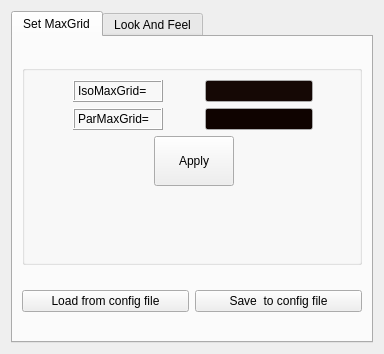
Above: ui_forms/parametersoptions.ui from parisolab/mathmod before the change. Below: the same form after it.
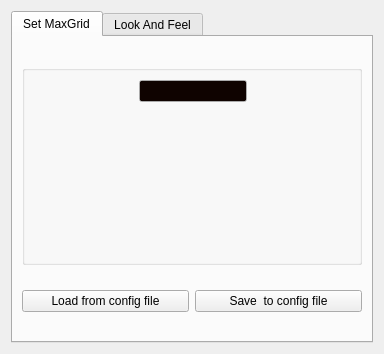
That is the form after the change.

Commit message: #210 GUI enhancement for Ios and Android

```diff
--- a/ui_forms/parametersoptions.ui
+++ b/ui_forms/parametersoptions.ui
@@ -52,39 +52,9 @@
          </property>
          <property name="palette">
           <palette>
-           <active>
-            <colorrole role="Base">
-             <brush brushstyle="SolidPattern">
-              <color alpha="255">
-               <red>255</red>
-               <green>0</green>
-               <blue>0</blue>
-              </color>
-             </brush>
-            </colorrole>
-           </active>
-           <inactive>
-            <colorrole role="Base">
-             <brush brushstyle="SolidPattern">
-              <color alpha="255">
-               <red>255</red>
-               <green>0</green>
-               <blue>0</blue>
-              </color>
-             </brush>
-            </colorrole>
-           </inactive>
-           <disabled>
-            <colorrole role="Base">
-             <brush brushstyle="SolidPattern">
-              <color alpha="255">
-               <red>170</red>
-               <green>170</green>
-               <blue>0</blue>
-              </color>
-             </brush>
-            </colorrole>
-           </disabled>
+           <active/>
+           <inactive/>
+           <disabled/>
           </palette>
          </property>
          <property name="title">
@@ -100,126 +70,10 @@
           <item row="0" column="0" colspan="3">
            <layout class="QVBoxLayout" name="verticalLayout">
             <item>
-             <layout class="QHBoxLayout" name="horizontalLayout_2">
-              <item>
-               <widget class="QLabel" name="IsoMaxGridLabel">
-                <property name="sizePolicy">
-                 <sizepolicy hsizetype="Fixed" vsizetype="Preferred">
-                  <horstretch>0</horstretch>
-                  <verstretch>0</verstretch>
-                 </sizepolicy>
-                </property>
-                <property name="minimumSize">
-                 <size>
-                  <width>80</width>
-                  <height>0</height>
-                 </size>
-                </property>
-                <property name="maximumSize">
-                 <size>
-                  <width>90</width>
-                  <height>16777215</height>
-                 </size>
-                </property>
-                <property name="frameShape">
-                 <enum>QFrame::Box</enum>
-                </property>
-                <property name="frameShadow">
-                 <enum>QFrame::Raised</enum>
-                </property>
-                <property name="text">
-                 <string>IsoMaxGrid=</string>
-                </property>
-                <property name="wordWrap">
-                 <bool>false</bool>
-                </property>
-               </widget>
-              </item>
-              <item>
-               <widget class="QLineEdit" name="IsoMaxGridLineEdit">
-                <property name="sizePolicy">
-                 <sizepolicy hsizetype="Fixed" vsizetype="Fixed">
-                  <horstretch>0</horstretch>
-                  <verstretch>0</verstretch>
-                 </sizepolicy>
-                </property>
-                <property name="palette">
-                 <palette>
-                  <active>
-                   <colorrole role="Base">
-                    <brush brushstyle="SolidPattern">
-                     <color alpha="255">
-                      <red>21</red>
-                      <green>8</green>
-                      <blue>5</blue>
-                     </color>
-                    </brush>
-                   </colorrole>
-                  </active>
-                  <inactive>
-                   <colorrole role="Base">
-                    <brush brushstyle="SolidPattern">
-                     <color alpha="255">
-                      <red>21</red>
-                      <green>8</green>
-                      <blue>5</blue>
-                     </color>
-                    </brush>
-                   </colorrole>
-                  </inactive>
-                  <disabled>
-                   <colorrole role="Base">
-                    <brush brushstyle="SolidPattern">
-                     <color alpha="255">
-                      <red>170</red>
-                      <green>170</green>
-                      <blue>0</blue>
-                     </color>
-                    </brush>
-                   </colorrole>
-                  </disabled>
-                 </palette>
-                </property>
-               </widget>
-              </item>
-             </layout>
+             <layout class="QHBoxLayout" name="horizontalLayout_2"/>
             </item>
             <item>
              <layout class="QHBoxLayout" name="horizontalLayout_3">
-              <item>
-               <widget class="QLabel" name="ParMaxGridLabel">
-                <property name="sizePolicy">
-                 <sizepolicy hsizetype="Fixed" vsizetype="Preferred">
-                  <horstretch>0</horstretch>
-                  <verstretch>0</verstretch>
-                 </sizepolicy>
-                </property>
-                <property name="minimumSize">
-                 <size>
-                  <width>80</width>
-                  <height>0</height>
-                 </size>
-                </property>
-                <property name="maximumSize">
-                 <size>
-                  <width>90</width>
-                  <height>16777215</height>
-                 </size>
-                </property>
-                <property name="frameShape">
-                 <enum>QFrame::Box</enum>
-                </property>
-                <property name="frameShadow">
-                 <enum>QFrame::Raised</enum>
-                </property>
-                <property name="text">
-                 <string>ParMaxGrid=</string>
-                </property>
-                <property name="wordWrap">
-                 <bool>false</bool>
-                </property>
-               </widget>
-              </item>
               <item>
                <widget class="QLineEdit" name="ParMaxGridLineEdit">
                 <property name="sizePolicy">
@@ -284,31 +138,6 @@
             </property>
            </spacer>
           </item>
-          <item row="1" column="1">
-           <widget class="QPushButton" name="ApplypushButton">
-            <property name="sizePolicy">
-             <sizepolicy hsizetype="Preferred" vsizetype="Minimum">
-              <horstretch>0</horstretch>
-              <verstretch>0</verstretch>
-             </sizepolicy>
-            </property>
-            <property name="minimumSize">
-             <size>
-              <width>0</width>
-              <height>50</height>
-             </size>
-            </property>
-            <property name="maximumSize">
-             <size>
-              <width>200</width>
-              <height>16777215</height>
-             </size>
-            </property>
-            <property name="text">
-             <string>Apply</string>
-            </property>
-           </widget>
-          </item>
           <item row="1" column="2">
            <spacer name="horizontalSpacer_4">
             <property name="orientation">
```
The commit also changes 3 other files.
